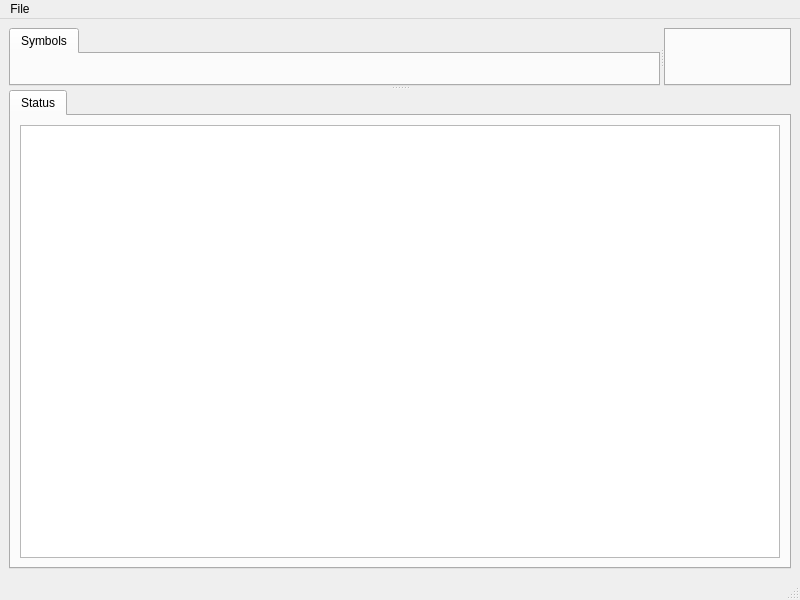
Before: the Qt Designer form mainwindow.ui in pasota666/cutrepad, drawn with Qt 5.
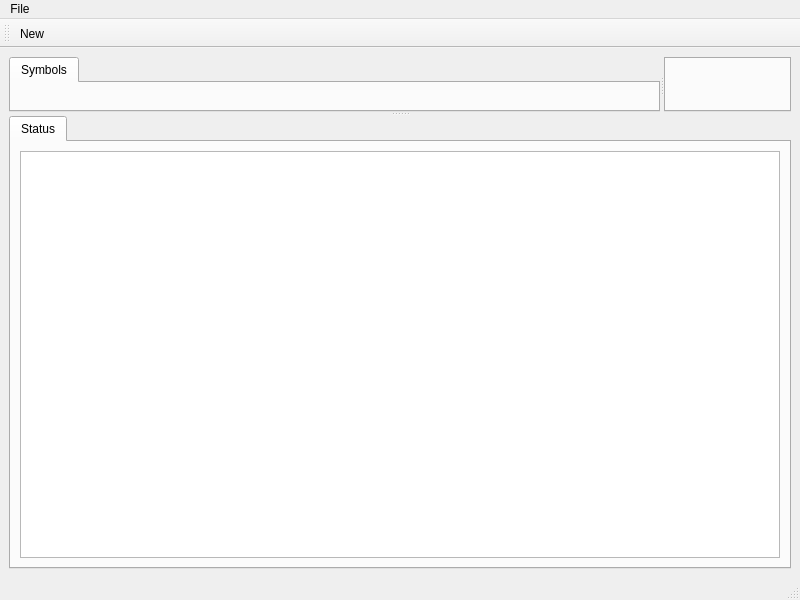
After: the same form once the commit is applied. Icons and pictures are not drawn.

```diff
--- a/mainwindow.ui
+++ b/mainwindow.ui
@@ -72,6 +72,18 @@
    <addaction name="menuFile"/>
   </widget>
   <widget class="QStatusBar" name="statusbar"/>
+  <widget class="QToolBar" name="toolBar">
+   <property name="windowTitle">
+    <string>toolBar</string>
+   </property>
+   <attribute name="toolBarArea">
+    <enum>TopToolBarArea</enum>
+   </attribute>
+   <attribute name="toolBarBreak">
+    <bool>false</bool>
+   </attribute>
+   <addaction name="actionNew"/>
+  </widget>
   <action name="actionNew">
    <property name="text">
     <string>New</string>
```
Left out of the diff: 19 changed lines with no effect on the pictures.
